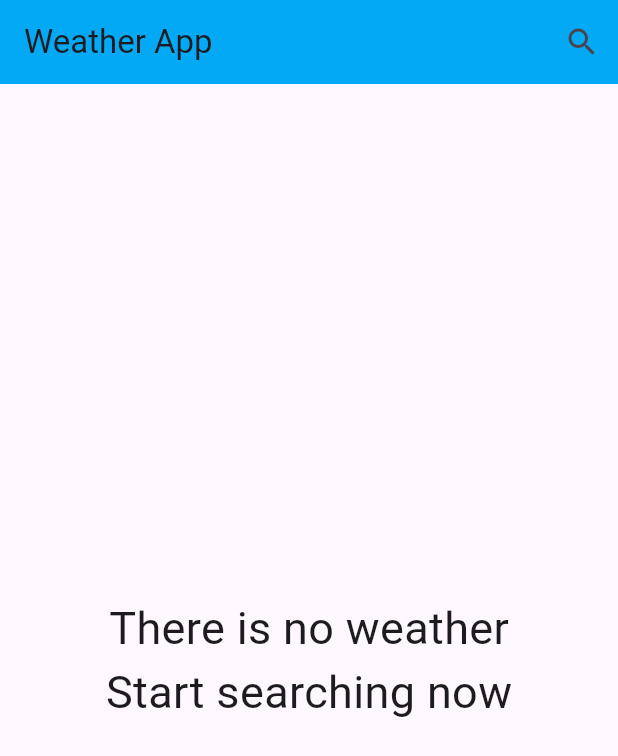
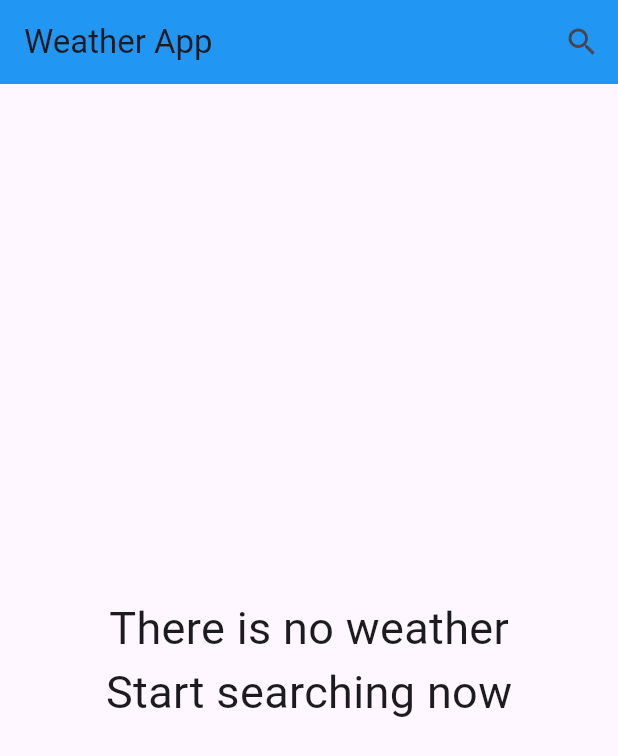
Before and after one commit to Sara-Salem-FCI/weather, a Flutter app: the screen it shows after launch, on a phone screen of 412 x 824 dp. Shown: the top 756 px of the screen. Run offline on Flutter 3.47's test engine with Material 3 defaults, Android fonts, the phone set to English and light mode, and no system bars; our stand-ins replace dio, flutter_bloc.

Commit message:
Edit App bar theme

```diff
--- a/lib/main.dart
+++ b/lib/main.dart
@@ -21,6 +21,9 @@ class MyApp extends StatelessWidget {
             return MaterialApp(
               debugShowCheckedModeBanner: false,
               theme: ThemeData(
+                appBarTheme: AppBarTheme(
+                  backgroundColor: getThemeColor(BlocProvider.of<GetWeatherCubit>(context).weatherModel?.condition),
+                ),
                 primarySwatch: getThemeColor(BlocProvider.of<GetWeatherCubit>(context).weatherModel?.condition),
               ),
               home: const HomeScreen(),
--- a/lib/views/home_screen.dart
+++ b/lib/views/home_screen.dart
@@ -12,7 +12,6 @@ class HomeScreen extends StatelessWidget {
   Widget build(BuildContext context) {
     return Scaffold(
       appBar: AppBar(
-        backgroundColor: Colors.lightBlue,
         title: const Text(
           'Weather App',
         ),
--- a/lib/views/search_screen.dart
+++ b/lib/views/search_screen.dart
@@ -1,7 +1,6 @@
 import 'package:flutter/material.dart';
 import 'package:flutter_bloc/flutter_bloc.dart';
 import 'package:weather/cubits/weather_cubit/weather_cubit.dart';
-import 'package:weather/models/weather_model.dart';
 
 class SearchScreen extends StatelessWidget {
   const SearchScreen({super.key});
@@ -10,6 +9,7 @@ class SearchScreen extends StatelessWidget {
   Widget build(BuildContext context) {
     return Scaffold(
       appBar: AppBar(
+        backgroundColor: Colors.white,
         title: const Text(
           'Search a city',
         ),
```
